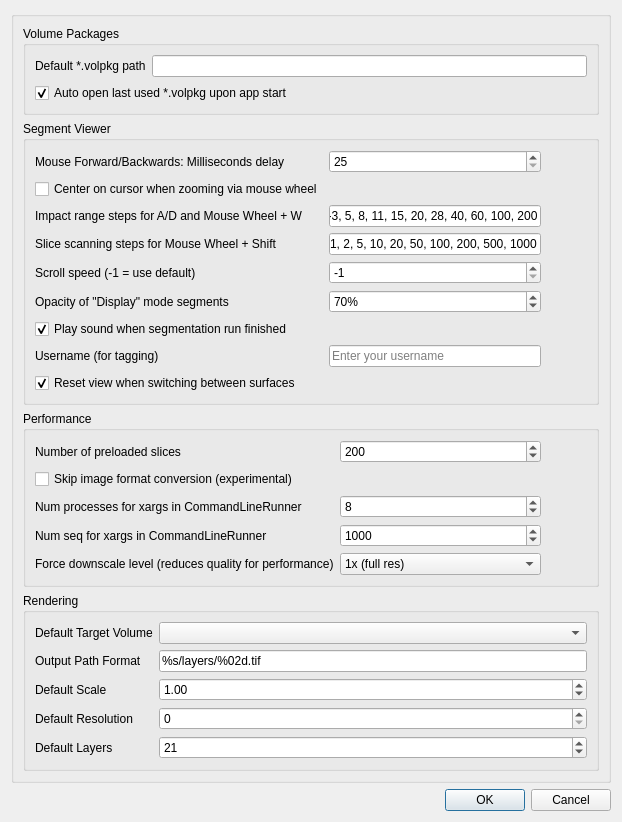
SuperOptimizer/villa, file volume-cartographer/apps/VC3D/VCSettings.ui: the form before one commit.
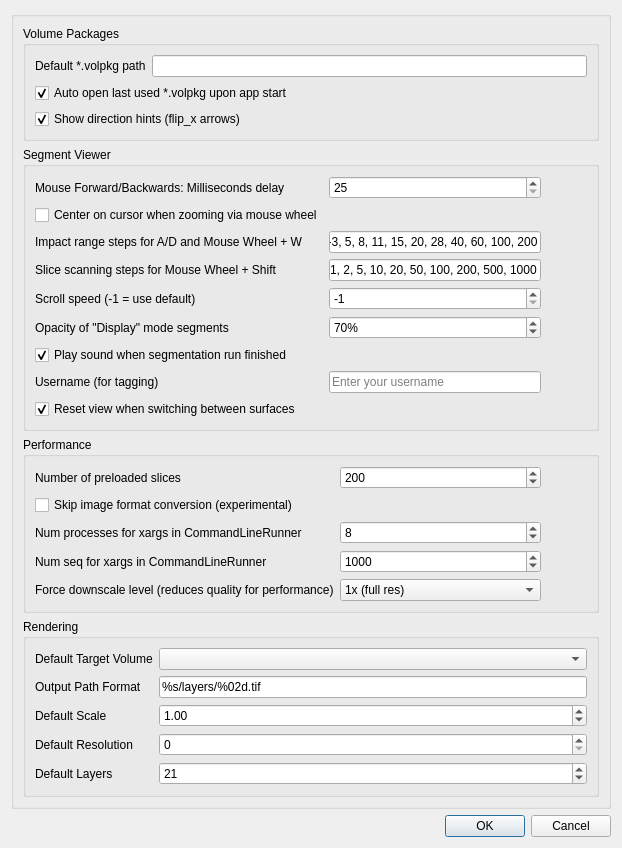
The form after the commit. Icons and pictures are not drawn.

Commit message: trace dir settings

Diff of the .ui file:
```diff
--- a/volume-cartographer/apps/VC3D/VCSettings.ui
+++ b/volume-cartographer/apps/VC3D/VCSettings.ui
@@ -33,6 +33,16 @@
            </property>
           </widget>
          </item>
+        <item row="9" column="0" colspan="2">
+         <widget class="QCheckBox" name="chkShowDirectionHints">
+          <property name="text">
+           <string>Show direction hints (flip_x arrows)</string>
+          </property>
+          <property name="checked">
+           <bool>true</bool>
+          </property>
+         </widget>
+        </item>
          <item row="0" column="1">
           <widget class="QLineEdit" name="edtDefaultPathVolpkg"/>
          </item>
```
Lines whose indentation alone changed are shown as unchanged. The commit also changes 5 other files.
